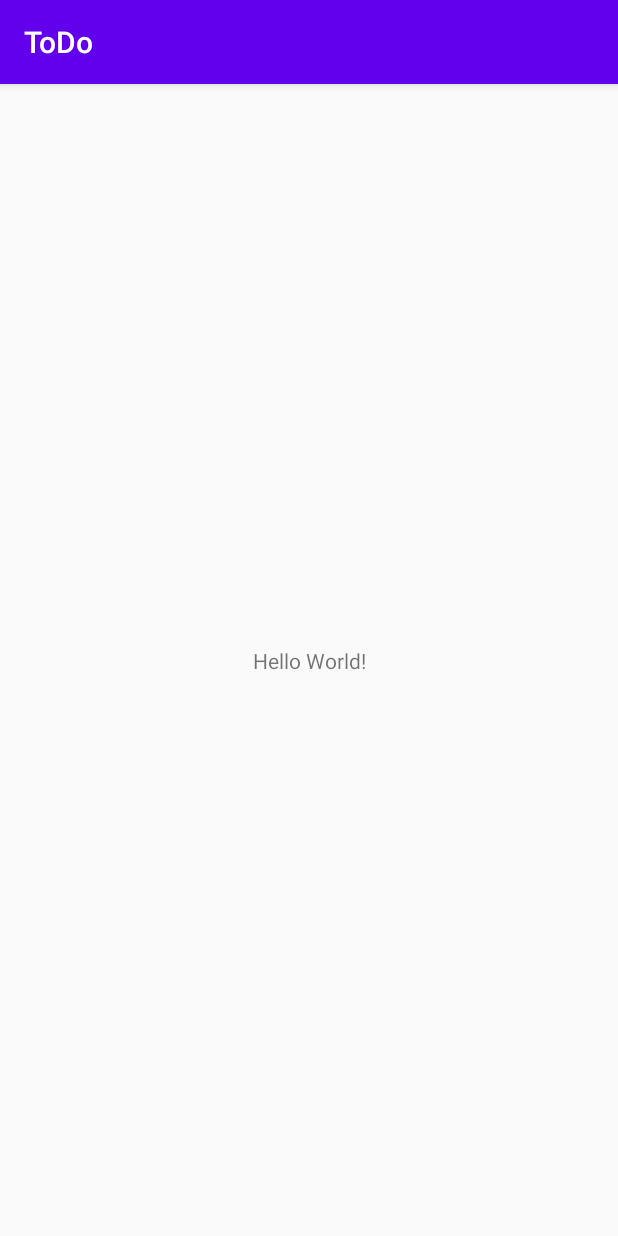
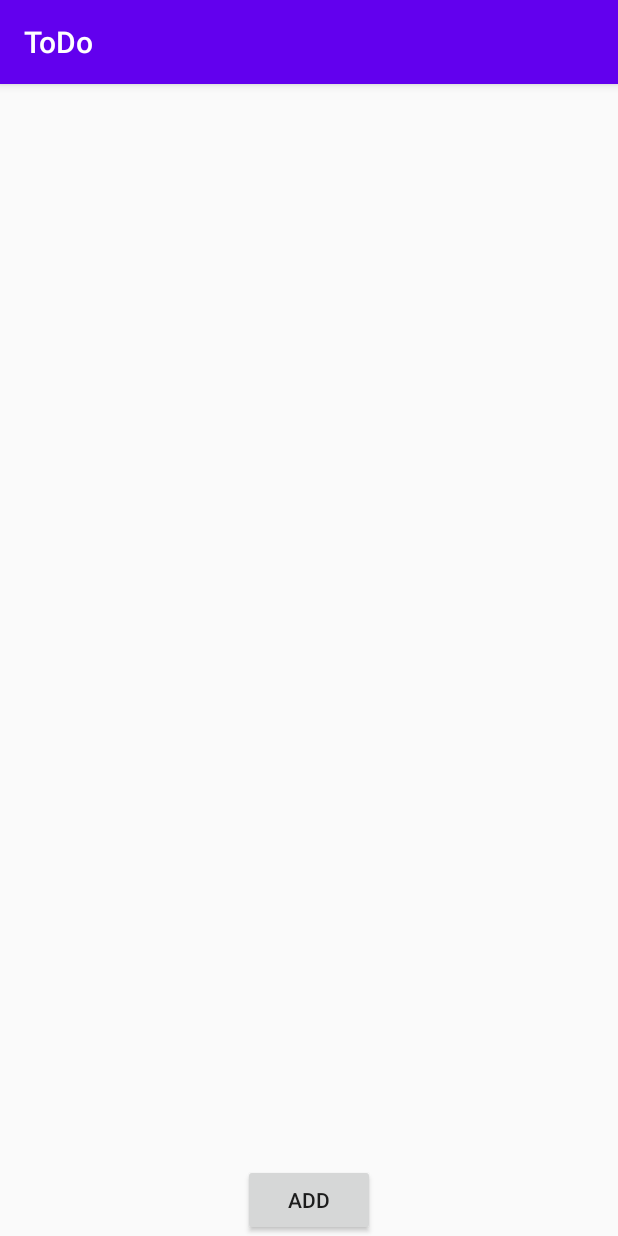
Before and after one commit to fupn26/Mobilfejl_2020_ToDo, an Android app: the screen it shows after launch (MainActivity), on a phone screen of 412 x 824 dp. Run offline under Robolectric (Android 15) with nearby library versions, the phone set to English and light mode, and no system bars; our stand-ins replace Timber, data binding.

Commit message:
modified fragments

```diff
--- a/app/src/main/java/hu/unideb/todo/ui/MainActivity.kt
+++ b/app/src/main/java/hu/unideb/todo/ui/MainActivity.kt
@@ -13,6 +13,5 @@ class MainActivity : AppCompatActivity() {
     override fun onCreate(savedInstanceState: Bundle?) {
         super.onCreate(savedInstanceState)
         binding = DataBindingUtil.setContentView(this, R.layout.activity_main)
-        setContentView(R.layout.activity_main)
     }
 }
--- a/app/src/main/res/layout/activity_main.xml
+++ b/app/src/main/res/layout/activity_main.xml
@@ -1,18 +1,18 @@
 <?xml version="1.0" encoding="utf-8"?>
-<androidx.constraintlayout.widget.ConstraintLayout
-        xmlns:android="http://schemas.android.com/apk/res/android"
+<layout xmlns:android="http://schemas.android.com/apk/res/android"
         xmlns:tools="http://schemas.android.com/tools"
-        xmlns:app="http://schemas.android.com/apk/res-auto"
-        android:layout_width="match_parent"
-        android:layout_height="match_parent"
-        tools:context=".MainActivity">
-    <TextView
-            android:layout_width="wrap_content"
-            android:layout_height="wrap_content"
-            android:text="Hello World!"
-            app:layout_constraintBottom_toBottomOf="parent"
-            app:layout_constraintLeft_toLeftOf="parent"
-            app:layout_constraintRight_toRightOf="parent"
-            app:layout_constraintTop_toTopOf="parent"/>
-
-</androidx.constraintlayout.widget.ConstraintLayout>
+        xmlns:app="http://schemas.android.com/apk/res-auto">
+    <LinearLayout
+            android:layout_width="match_parent"
+            android:layout_height="match_parent"
+            tools:context=".ui.MainActivity"
+            android:orientation="vertical"
+    >
+        <fragment
+                android:id="@+id/mainFragment"
+                android:name="hu.unideb.todo.ui.fragment.MainFragment"
+                android:layout_width="match_parent"
+                android:layout_height="match_parent"
+        />
+    </LinearLayout>
+</layout>
--- a/app/src/main/res/layout/fragment_main.xml
+++ b/app/src/main/res/layout/fragment_main.xml
@@ -1,14 +1,27 @@
 <?xml version="1.0" encoding="utf-8"?>
-<FrameLayout xmlns:android="http://schemas.android.com/apk/res/android"
-             xmlns:tools="http://schemas.android.com/tools"
-             android:layout_width="match_parent"
-             android:layout_height="match_parent"
-             tools:context=".ui.fragment.MainFragment">
+<layout xmlns:android="http://schemas.android.com/apk/res/android"
+        xmlns:app="http://schemas.android.com/apk/res-auto" xmlns:tools="http://schemas.android.com/tools">
+    <androidx.constraintlayout.widget.ConstraintLayout
+                 android:layout_width="match_parent"
+                 android:layout_height="match_parent"
+                 tools:context=".ui.fragment.MainFragment">
 
-    <!-- TODO: Update blank fragment layout -->
-    <TextView
-            android:layout_width="match_parent"
-            android:layout_height="match_parent"
-            android:text="@string/hello_blank_fragment"/>
 
-</FrameLayout>
+        <androidx.recyclerview.widget.RecyclerView
+                android:id="@+id/todo_list"
+                android:layout_width="match_parent"
+                android:layout_height="match_parent"
+                app:layout_constraintEnd_toEndOf="parent"
+                app:layout_constraintBottom_toTopOf="@id/add_button"
+                app:layoutManager="androidx.recyclerview.widget.LinearLayoutManager"
+        />
+        <Button
+                android:id="@+id/add_button"
+                android:text="@string/add_button_name"
+                android:layout_width="wrap_content"
+                android:layout_height="wrap_content"
+                app:layout_constraintEnd_toEndOf="parent"
+                app:layout_constraintBottom_toBottomOf="@id/todo_list"
+                app:layout_constraintStart_toStartOf="parent"/>
+    </androidx.constraintlayout.widget.ConstraintLayout>
+</layout>
--- a/app/src/main/res/values/strings.xml
+++ b/app/src/main/res/values/strings.xml
@@ -1,5 +1,5 @@
 <resources>
     <string name="app_name">ToDo</string>
-    <!-- TODO: Remove or change this placeholder text -->
     <string name="hello_blank_fragment">Hello blank fragment</string>
+    <string name="add_button_name">Add</string>
 </resources>
```
Also changed, not shown: app/src/main/java/hu/unideb/todo/ui/fragment/AddFragment.kt (+5 -43 lines), app/src/main/java/hu/unideb/todo/ui/fragment/MainFragment.kt (+7 -42 lines), app/src/main/res/layout/fragment_add.xml (+12 -11 lines), app/src/main/res/layout/todo_item_view.xml (added, +38 -0 lines).
